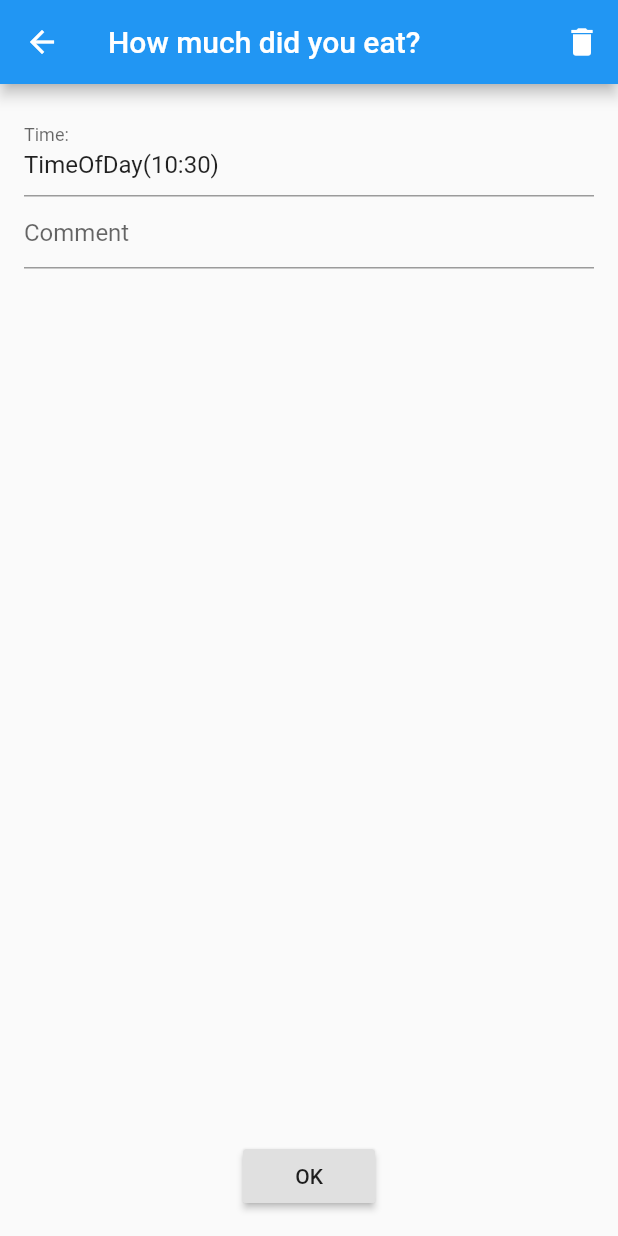
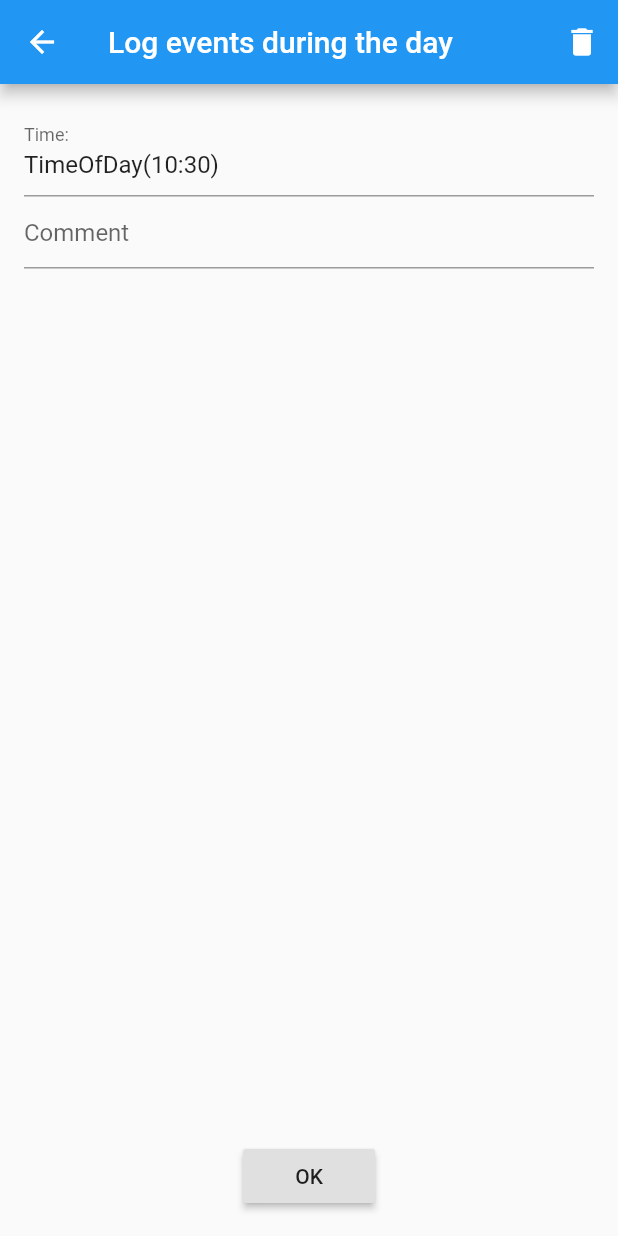
Before and after one commit to spidgorny/flutter_glucose_insulin, a Flutter app: the EntryPage screen opened directly, on a phone screen of 412 x 824 dp. Run offline on Flutter 3.47's test engine with Material 2 defaults, Android fonts, the phone set to English and light mode, and no system bars; our stand-ins replace charts_flutter, flutter_xlider, jiffy; missing offline and left inert: fab_circular_menu, json_store.

```diff
--- a/lib/DayData.dart
+++ b/lib/DayData.dart
@@ -1,12 +1,12 @@
 import 'package:flutter/material.dart';
 import 'package:jiffy/jiffy.dart';
 
-class DayEntry {
+abstract class DayEntry {
   TimeOfDay time;
   double amount;
   String comment;
 
-  DayEntry(this.time, this.amount, {this.comment});
+  DayEntry(this.time, this.amount, {this.comment = ''});
 
   DayEntry.fromJson(Map<String, dynamic> json) {
     List<String> parts = json['time'].split(':');
@@ -14,7 +14,7 @@ class DayEntry {
     int mm = int.parse(parts[1]);
     this.time = TimeOfDay(hour: hh, minute: mm);
     this.amount = json['amount'];
-    this.comment = json['comment'];
+    this.comment = json['comment'] ?? '';
   }
 
   DateTime get dateTime => Jiffy()
@@ -29,7 +29,6 @@ class DayEntry {
   Map<String, dynamic> toJson() => {
         '_type': runtimeType.toString(),
         'time': this.sTime,
-        'amount': amount,
         'comment': comment,
       };
 
@@ -47,11 +46,21 @@ class DayEntry {
     }
     return this.dateTime.difference(prev.dateTime);
   }
+
+  String toString() {
+    return runtimeType.toString() +
+        ' [' +
+        this.sTime +
+        '] "' +
+        this.comment +
+        '"';
+  }
 }
 
 class Ate extends DayEntry {
   @override
-  Ate(time, amount, {comment}) : super(time, amount, comment: comment);
+  Ate(TimeOfDay time, double amount, {String comment = ''})
+      : super(time, amount, comment: comment);
 
   Ate.fromJson(Map<String, dynamic> json) : super(TimeOfDay.now(), 0.0) {
     List<String> parts = json['time'].split(':');
@@ -59,13 +68,13 @@ class Ate extends DayEntry {
     int mm = int.parse(parts[1]);
     this.time = TimeOfDay(hour: hh, minute: mm);
     this.amount = json['amount'];
-    this.comment = json['comment'];
+    this.comment = json['comment'] ?? '';
   }
 }
 
 class CommentEntry extends DayEntry {
-  CommentEntry(TimeOfDay time, double amount, {comment})
-      : super(time, amount, comment: comment);
+  CommentEntry(TimeOfDay time, String comment)
+      : super(time, 0, comment: comment);
 
   CommentEntry.fromJson(Map<String, dynamic> json)
       : super(TimeOfDay.now(), 0.0) {
@@ -110,4 +119,12 @@ class DayData {
     }));
     return onlyAte;
   }
+
+  String toString() {
+    String content = '';
+    content += 'Date: ' + this.date.toIso8601String() + "\n";
+    content += 'Intake [' + this.intake.length.toString() + "]:\n";
+    this.intake.forEach((el) => {content += '  * ' + el.toString() + '\n'});
+    return content;
+  }
 }
--- a/lib/EntryPage.dart
+++ b/lib/EntryPage.dart
@@ -5,7 +5,7 @@ import 'package:flutter_xlider/flutter_xlider.dart';
 import 'DayData.dart';
 
 class EntryPage extends StatefulWidget {
-  final Ate edit;
+  final DayEntry edit;
   final bool withMealSize;
 
   static String deleteCode = '*DEL*ME*';
@@ -52,7 +52,9 @@ class _EntryPageState extends State<EntryPage> {
     _commentController.text = this.comment;
     return Scaffold(
         appBar: AppBar(
-          title: Text("How much did you eat?"),
+          title: Text(widget.withMealSize
+              ? "How much did you eat?"
+              : 'Log events during the day'),
           actions: <Widget>[
             IconButton(
               icon: Icon(Icons.delete),
@@ -136,8 +138,7 @@ class _EntryPageState extends State<EntryPage> {
                   if (widget.withMealSize) {
                     result = new Ate(this.time, this.sliderValue);
                   } else {
-                    result =
-                        new CommentEntry(this.time, 0, comment: this.comment);
+                    result = new CommentEntry(this.time, this.comment);
                   }
                   Navigator.pop(context, result);
                 },
--- a/lib/main.dart
+++ b/lib/main.dart
@@ -87,7 +87,7 @@ class _MyHomePageState extends State<MyHomePage> {
     JsonStore jsonStore = JsonStore();
 //    DateTime today = this.today();
     String ymd = this.ymd();
-    print(['ymd', ymd, this.day.toJson()]);
+    print(['saveDay', 'ymd', ymd, this.day.toJson()]);
     try {
       await jsonStore.setItem(ymd, this.day.toJson());
     } catch (e) {
@@ -252,6 +252,7 @@ class _MyHomePageState extends State<MyHomePage> {
                 MaterialPageRoute(
                     builder: (context) => EntryPage(
                           edit: item,
+                          withMealSize: item is Ate,
                         )),
               );
               if (newVal == null) {
--- a/pubspec.yaml
+++ b/pubspec.yaml
@@ -26,18 +26,18 @@ dependencies:
 
   # The following adds the Cupertino Icons font to your application.
   # Use with the CupertinoIcons class for iOS style icons.
-  cupertino_icons: ^0.1.3
+  cupertino_icons: ^1.0.0
   charts_flutter: any
   interpolate: any
   json_store: any
   jiffy: ^3.0.1
   flutter_xlider: ^3.4.0
-  fab_circular_menu: ^1.0.0
+  fab_circular_menu: ^1.0.1
 
 dev_dependencies:
   flutter_test:
     sdk: flutter
-  flutter_launcher_icons: ^0.7.5
+  flutter_launcher_icons: ^0.8.1
 
 
 flutter_icons:
```
Also changed, not shown: pubspec.lock, 2 other files.
